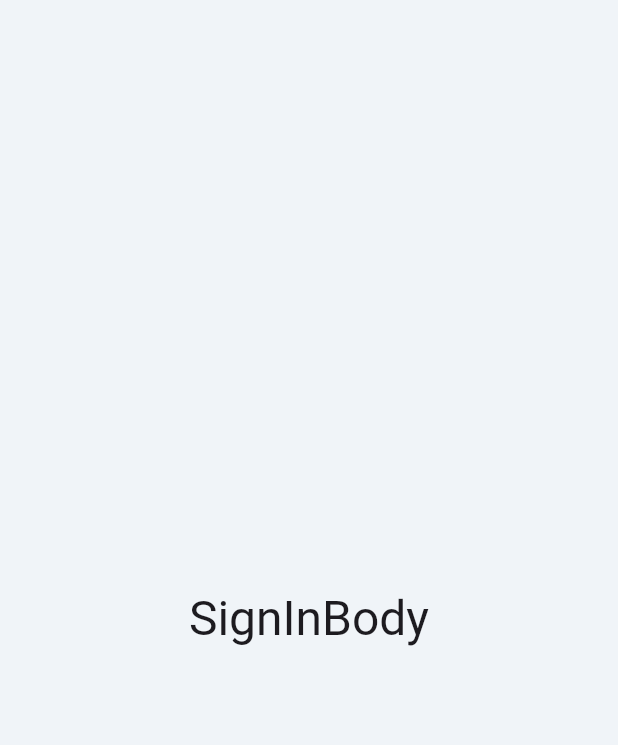
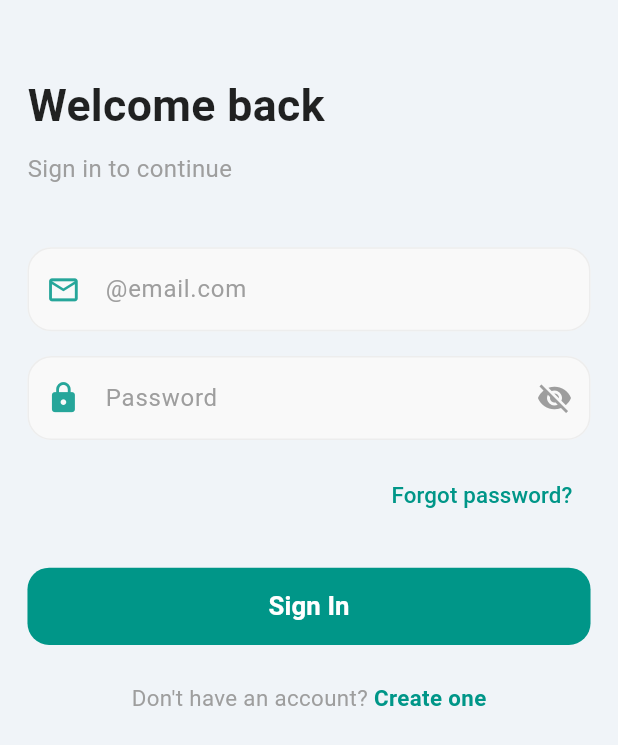
Before and after one commit to mahmoudgabouarab-glitch/-Cairo-Clinics-Finder, a Flutter app: the SignInView screen opened directly, on a phone screen of 412 x 824 dp. Shown: the top 745 px of the screen. Run offline on Flutter 3.47's test engine with Material 3 defaults, Android fonts, the phone set to English and light mode, and no system bars; our stand-ins replace cloud_firestore, dartz, equatable, firebase_core, flutter_bloc, flutter_map and 6 more; accounts and stored records are empty; generated files the repository leaves out were written again.

```diff
--- /dev/null
+++ b/lib/core/widgets/btn.dart
@@ -0,0 +1,32 @@
+import 'package:cairo_clinics_finder/core/utils/app_color.dart';
+import 'package:flutter/material.dart';
+import 'package:flutter_screenutil/flutter_screenutil.dart';
+
+class Btn extends StatelessWidget {
+  final VoidCallback onPressed;
+  final String text;
+  const Btn({super.key, required this.onPressed, required this.text});
+
+  @override
+  Widget build(BuildContext context) {
+    return SizedBox(
+      width: double.infinity,
+      height: 50.h,
+      child: ElevatedButton(
+        onPressed: onPressed,
+        style: ElevatedButton.styleFrom(
+          backgroundColor: AppColor.primary,
+          foregroundColor: Colors.white,
+          shape: RoundedRectangleBorder(
+            borderRadius: BorderRadius.circular(14.r),
+          ),
+          elevation: 0,
+        ),
+        child: Text(
+          text,
+          style: TextStyle(fontSize: 15.sp, fontWeight: FontWeight.w600),
+        ),
+      ),
+    );
+  }
+}
--- /dev/null
+++ b/lib/core/widgets/custom_text_filed.dart
@@ -0,0 +1,106 @@
+import 'package:cairo_clinics_finder/core/utils/app_color.dart';
+import 'package:flutter/material.dart';
+import 'package:flutter/services.dart';
+import 'package:flutter_screenutil/flutter_screenutil.dart';
+
+class CustomTextFormFiled extends StatefulWidget {
+  final String? hint;
+  final Widget? suffix;
+  final IconData? prefixIcon;
+  final bool obscureText;
+  final TextEditingController? controller;
+  final String? Function(String?)? validator;
+  final String? labelText;
+  final TextStyle? labelStyle;
+  final Color? fillcolor;
+  final TextStyle? textstyle;
+  final Function(String)? onchange;
+  final TextInputType? keybordtype;
+  final int? maxLength;
+  final List<TextInputFormatter>? inputFormatters;
+  final bool? readOnly;
+  final void Function(PointerDownEvent)? onTap;
+
+  const CustomTextFormFiled({
+    super.key,
+    this.hint,
+    this.suffix,
+    this.obscureText = false,
+    this.controller,
+    this.validator,
+    this.prefixIcon,
+    this.labelText,
+    this.labelStyle,
+    this.fillcolor,
+    this.textstyle,
+    this.onchange,
+    this.keybordtype,
+    this.maxLength,
+    this.inputFormatters,
+    this.readOnly,
+    this.onTap,
+  });
+
+  @override
+  State<CustomTextFormFiled> createState() => _CustomTextFormFiledState();
+}
+
+class _CustomTextFormFiledState extends State<CustomTextFormFiled> {
+  late bool _obscure;
+  @override
+  void initState() {
+    _obscure = widget.obscureText;
+    super.initState();
+  }
+
+  @override
+  Widget build(BuildContext context) {
+    return TextFormField(
+      readOnly: widget.readOnly ?? false,
+      inputFormatters: widget.inputFormatters,
+      maxLength: widget.maxLength,
+      autovalidateMode: AutovalidateMode.onUserInteraction,
+      onTapOutside: (_) =>
+          widget.onTap ?? FocusManager.instance.primaryFocus?.unfocus(),
+      keyboardType: widget.keybordtype,
+      onChanged: widget.onchange,
+      validator: widget.validator,
+      controller: widget.controller,
+      decoration: InputDecoration(
+        // display counter text when max length is set
+        counterText: '',
+        labelText: widget.labelText,
+        labelStyle: widget.labelStyle,
+        prefixIcon: Icon(
+          widget.prefixIcon,
+          color: AppColor.primary.shade400,
+          size: 20.sp,
+        ),
+        hintText: widget.hint,
+        hintStyle: const TextStyle(color: Colors.grey),
+        suffixIcon: widget.obscureText
+            ? IconButton(
+                color: Colors.grey,
+                icon: Icon(_obscure ? Icons.visibility_off : Icons.visibility),
+                onPressed: () => setState(() => _obscure = !_obscure),
+              )
+            : widget.suffix,
+        fillColor: widget.fillcolor ?? AppColor.cardBg,
+        filled: true,
+        focusedBorder: _border(AppColor.primary),
+        enabledBorder: _border(const Color(0xffEDEDED)),
+        errorBorder: _border(AppColor.clinicRed),
+        focusedErrorBorder: _border(AppColor.clinicRed),
+      ),
+      obscureText: _obscure,
+      style: widget.textstyle ?? const TextStyle(color: Colors.black),
+    );
+  }
+}
+
+InputBorder? _border(Color color) {
+  return OutlineInputBorder(
+    borderSide: BorderSide(color: color),
+    borderRadius: BorderRadius.circular(16),
+  );
+}
--- /dev/null
+++ b/lib/feature/auth/presentation/view/widgets/shared/header_auth.dart
@@ -0,0 +1,31 @@
+import 'package:cairo_clinics_finder/core/utils/spacing.dart';
+import 'package:flutter/material.dart';
+import 'package:flutter_screenutil/flutter_screenutil.dart';
+
+class HeaderAuth extends StatelessWidget {
+  final String title;
+  final String subtitle;
+  const HeaderAuth({super.key, required this.title, required this.subtitle});
+
+  @override
+  Widget build(BuildContext context) {
+    return Column(
+      crossAxisAlignment: CrossAxisAlignment.start,
+      children: [
+        Text(
+          title,
+          style: TextStyle(
+            fontSize: 26.sp,
+            fontWeight: FontWeight.w700,
+            color: Colors.black87,
+          ),
+        ),
+        spaceH(8),
+        Text(
+          subtitle,
+          style: TextStyle(fontSize: 14.sp, color: Colors.grey[500]),
+        ),
+      ],
+    );
+  }
+}
--- /dev/null
+++ b/lib/feature/auth/presentation/view/widgets/sign_in/forget_password.dart
@@ -0,0 +1,22 @@
+
+import 'package:cairo_clinics_finder/core/utils/app_color.dart';
+import 'package:flutter/material.dart';
+import 'package:flutter_screenutil/flutter_screenutil.dart';
+
+class ForgetPassword extends StatelessWidget {
+  const ForgetPassword({super.key});
+
+  @override
+  Widget build(BuildContext context) {
+    return Align(
+      alignment: Alignment.centerRight,
+      child: TextButton(
+        onPressed: () {},
+        child: Text(
+          'Forgot password?',
+          style: TextStyle(color: AppColor.primary, fontSize: 13.sp),
+        ),
+      ),
+    );
+  }
+}
--- a/lib/feature/auth/presentation/view/widgets/sign_in/sign_in_body.dart
+++ b/lib/feature/auth/presentation/view/widgets/sign_in/sign_in_body.dart
@@ -1,14 +1,33 @@
+import 'package:cairo_clinics_finder/core/utils/spacing.dart';
+import 'package:cairo_clinics_finder/core/widgets/btn.dart';
+import 'package:cairo_clinics_finder/feature/auth/presentation/view/widgets/shared/header_auth.dart';
+import 'package:cairo_clinics_finder/feature/auth/presentation/view/widgets/sign_in/forget_password.dart';
+import 'package:cairo_clinics_finder/feature/auth/presentation/view/widgets/sign_in/sign_in_filed.dart';
+import 'package:cairo_clinics_finder/feature/auth/presentation/view/widgets/sign_in/sign_up_prompt.dart';
 import 'package:flutter/material.dart';
+import 'package:flutter_screenutil/flutter_screenutil.dart';
 
 class SignInBody extends StatelessWidget {
   const SignInBody({super.key});
 
   @override
   Widget build(BuildContext context) {
-    return Center(
-      child: Text(
-        'SignInBody',
-        style: Theme.of(context).textTheme.headlineLarge,
+    return SafeArea(
+      child: SingleChildScrollView(
+        padding: EdgeInsets.symmetric(horizontal: 16.w),
+        child: Column(
+          crossAxisAlignment: CrossAxisAlignment.start,
+          children: [
+            spaceH(48),
+            HeaderAuth(title: "Welcome back", subtitle: "Sign in to continue"),
+            const SignInFiled(),
+            const ForgetPassword(),
+            spaceH(24),
+            Btn(onPressed: () {}, text: "Sign In"),
+            spaceH(24),
+            const SignUpPrompt(),
+          ],
+        ),
       ),
     );
   }
--- /dev/null
+++ b/lib/feature/auth/presentation/view/widgets/sign_in/sign_in_filed.dart
@@ -0,0 +1,27 @@
+import 'package:cairo_clinics_finder/core/utils/spacing.dart';
+import 'package:cairo_clinics_finder/core/widgets/custom_text_filed.dart';
+import 'package:flutter/material.dart';
+
+class SignInFiled extends StatelessWidget {
+  const SignInFiled({super.key});
+
+  @override
+  Widget build(BuildContext context) {
+    return Column(
+      children: [
+        spaceH(40),
+        CustomTextFormFiled(
+          hint: "@email.com",
+          prefixIcon: Icons.email_outlined,
+        ),
+        spaceH(16),
+        CustomTextFormFiled(
+          hint: "Password",
+          obscureText: true,
+          prefixIcon: Icons.lock,
+        ),
+        spaceH(12),
+      ],
+    );
+  }
+}
--- /dev/null
+++ b/lib/feature/auth/presentation/view/widgets/sign_in/sign_up_prompt.dart
@@ -0,0 +1,35 @@
+import 'package:cairo_clinics_finder/core/utils/app_color.dart';
+import 'package:cairo_clinics_finder/core/utils/extension.dart';
+import 'package:cairo_clinics_finder/feature/auth/presentation/view/sign_up_view.dart';
+import 'package:flutter/material.dart';
+import 'package:flutter_screenutil/flutter_screenutil.dart';
+
+class SignUpPrompt extends StatelessWidget {
+  const SignUpPrompt({super.key});
+
+  @override
+  Widget build(BuildContext context) {
+    return Row(
+      mainAxisAlignment: MainAxisAlignment.center,
+      children: [
+        Text(
+          "Don't have an account? ",
+          style: TextStyle(color: Colors.grey[500], fontSize: 13.sp),
+        ),
+        GestureDetector(
+          onTap: () {
+            context.pushAndRemoveUntil(const SignUpView());
+          },
+          child: Text(
+            'Create one',
+            style: TextStyle(
+              color: AppColor.primary,
+              fontSize: 13.sp,
+              fontWeight: FontWeight.w600,
+            ),
+          ),
+        ),
+      ],
+    );
+  }
+}
```
